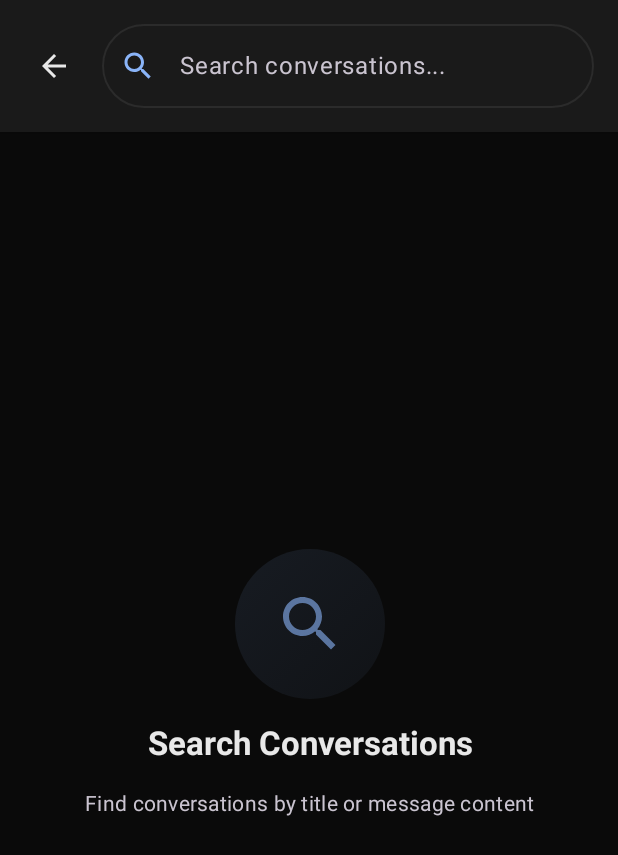
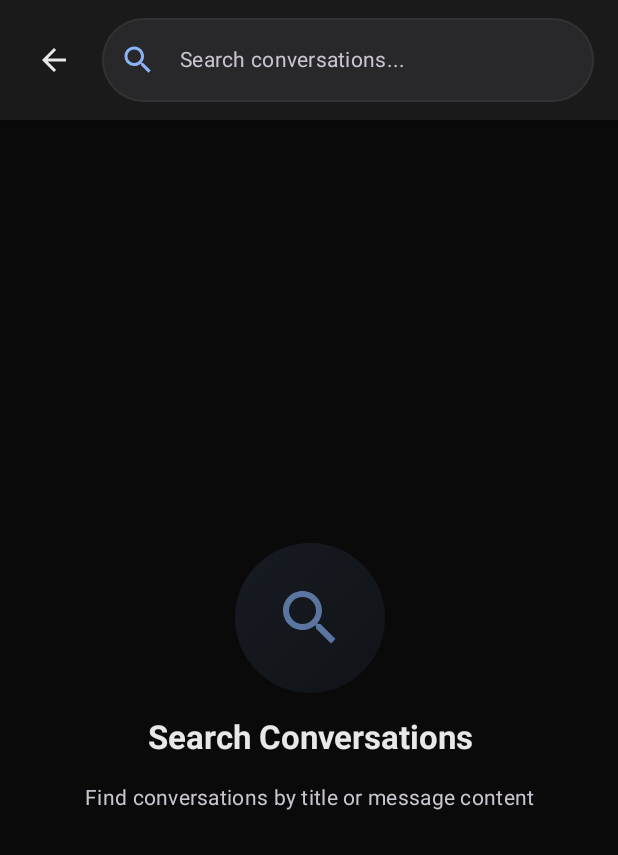
Before and after one commit to dinhquang252/Gemini-free, an Android app built with Jetpack Compose: the ConversationsScreen screen opened through its navigation route, after a tap on "Search conversations...", on a phone screen of 412 x 824 dp. Shown: the top 855 px of the screen. Run offline under Robolectric (Android 15) with nearby library versions, the light colour scheme and no system bars; our stand-ins replace AdMob, Room's generated code; pictures from the network do not load; 2 statements that could not run were skipped; 1 other tap on this screen came first.

Commit message:
full app

```diff
--- a/app/src/main/java/com/project/googlegemini/ui/ConversationsScreen.kt
+++ b/app/src/main/java/com/project/googlegemini/ui/ConversationsScreen.kt
@@ -61,10 +61,10 @@ fun ConversationsScreen(
     val context = LocalContext.current
     val adManager = remember { AdManager(context) }
 
-    // Set status bar color to match gradient top bar
+    // Set status bar color to match surface
     SetStatusBarColor(
-        color = MaterialTheme.colorScheme.primary,
-        darkIcons = false
+        color = MaterialTheme.colorScheme.surface,
+        darkIcons = true
     )
 
     Box(
@@ -76,14 +76,6 @@ fun ConversationsScreen(
             modifier = Modifier.fillMaxSize(),
             containerColor = Color.Transparent,
             topBar = {
-                // Modern gradient header
-                Box(
-                    modifier = Modifier
-                        .fillMaxWidth()
-                        .background(
-                            brush = GradientPrimary
-                        )
-                ) {
                 TopAppBar(
                     title = {
                         Column {
@@ -95,14 +87,14 @@ fun ConversationsScreen(
                             Text(
                                 text = "${conversations.size} conversation${if (conversations.size != 1) "s" else ""}",
                                 fontSize = 12.sp,
-                                    color = MaterialTheme.colorScheme.onPrimary.copy(alpha = 0.8f)
+                                color = MaterialTheme.colorScheme.onSurfaceVariant
                             )
                         }
                     },
                     colors = TopAppBarDefaults.topAppBarColors(
-                            containerColor = Color.Transparent,
-                            titleContentColor = MaterialTheme.colorScheme.onPrimary,
-                            actionIconContentColor = MaterialTheme.colorScheme.onPrimary
+                        containerColor = MaterialTheme.colorScheme.surface,
+                        titleContentColor = MaterialTheme.colorScheme.onSurface,
+                        actionIconContentColor = MaterialTheme.colorScheme.onSurface
                     ),
                     actions = {
                         IconButton(onClick = onNavigateToSettings) {
@@ -114,7 +106,6 @@ fun ConversationsScreen(
                         }
                     }
                 )
-                }
             },
             floatingActionButton = {
                 ExtendedFloatingActionButton(
--- a/app/src/main/java/com/project/googlegemini/ui/SearchScreen.kt
+++ b/app/src/main/java/com/project/googlegemini/ui/SearchScreen.kt
@@ -8,6 +8,7 @@ import androidx.compose.foundation.clickable
 import androidx.compose.foundation.layout.*
 import androidx.compose.foundation.lazy.LazyColumn
 import androidx.compose.foundation.lazy.items
+import androidx.compose.foundation.layout.statusBarsPadding
 import androidx.compose.foundation.shape.CircleShape
 import androidx.compose.foundation.shape.RoundedCornerShape
 import androidx.compose.material.icons.Icons
@@ -52,10 +53,10 @@ fun SearchScreen(
     val isSearching = viewModel.isSearching
     val focusRequester = remember { FocusRequester() }
 
-    // Set status bar color to match top bar (light surface uses dark icons)
+    // Set status bar color to match surface
     SetStatusBarColor(
         color = MaterialTheme.colorScheme.surface,
-        darkIcons = true  // Surface is usually light, so use dark icons
+        darkIcons = true
     )
 
     // Request focus on search field when screen opens
@@ -74,17 +75,18 @@ fun SearchScreen(
         modifier = modifier
             .fillMaxSize()
             .background(MaterialTheme.colorScheme.background)
+            .statusBarsPadding()
     ) {
-        // Search header with input
+        // Search header
         Surface(
             modifier = Modifier.fillMaxWidth(),
             color = MaterialTheme.colorScheme.surface,
-            shadowElevation = 4.dp
+            shadowElevation = 2.dp
         ) {
             Column(
                 modifier = Modifier
                     .fillMaxWidth()
-                    .padding(16.dp)
+                    .padding(horizontal = 16.dp, vertical = 12.dp)
             ) {
                 // Search bar with back button
                 Row(
@@ -112,7 +114,7 @@ fun SearchScreen(
                         placeholder = {
                             Text(
                                 "Search conversations...",
-                                style = MaterialTheme.typography.bodyLarge
+                                style = MaterialTheme.typography.bodyMedium
                             )
                         },
                         leadingIcon = {
@@ -137,8 +139,9 @@ fun SearchScreen(
                         colors = OutlinedTextFieldDefaults.colors(
                             focusedBorderColor = MaterialTheme.colorScheme.primary,
                             unfocusedBorderColor = MaterialTheme.colorScheme.outline.copy(alpha = 0.5f),
-                            focusedContainerColor = MaterialTheme.colorScheme.surface,
-                            unfocusedContainerColor = MaterialTheme.colorScheme.surface
+                            focusedContainerColor = MaterialTheme.colorScheme.surfaceVariant.copy(alpha = 0.3f),
+                            unfocusedContainerColor = MaterialTheme.colorScheme.surfaceVariant.copy(alpha = 0.3f),
+                            cursorColor = MaterialTheme.colorScheme.primary
                         ),
                         singleLine = true
                     )
@@ -147,10 +150,10 @@ fun SearchScreen(
                 // Result count
                 if (searchQuery.isNotEmpty() && !isSearching) {
                     Text(
-                        text = "${searchResults.size} conversation${if (searchResults.size != 1) "s" else ""} found",
+                        text = "${searchResults.size} result${if (searchResults.size != 1) "s" else ""}",
                         style = MaterialTheme.typography.bodySmall,
                         color = MaterialTheme.colorScheme.onSurfaceVariant.copy(alpha = 0.7f),
-                        modifier = Modifier.padding(start = 52.dp, top = 8.dp)
+                        modifier = Modifier.padding(start = 52.dp, top = 4.dp)
                     )
                 }
             }
```
Also changed, not shown: app/src/main/java/com/project/googlegemini/ui/ChatScreen.kt (+8 -8 lines), app/src/main/java/com/project/googlegemini/ui/SettingsScreen.kt (+9 -6 lines), 2 other files. Lines whose indentation alone changed are shown as unchanged.
